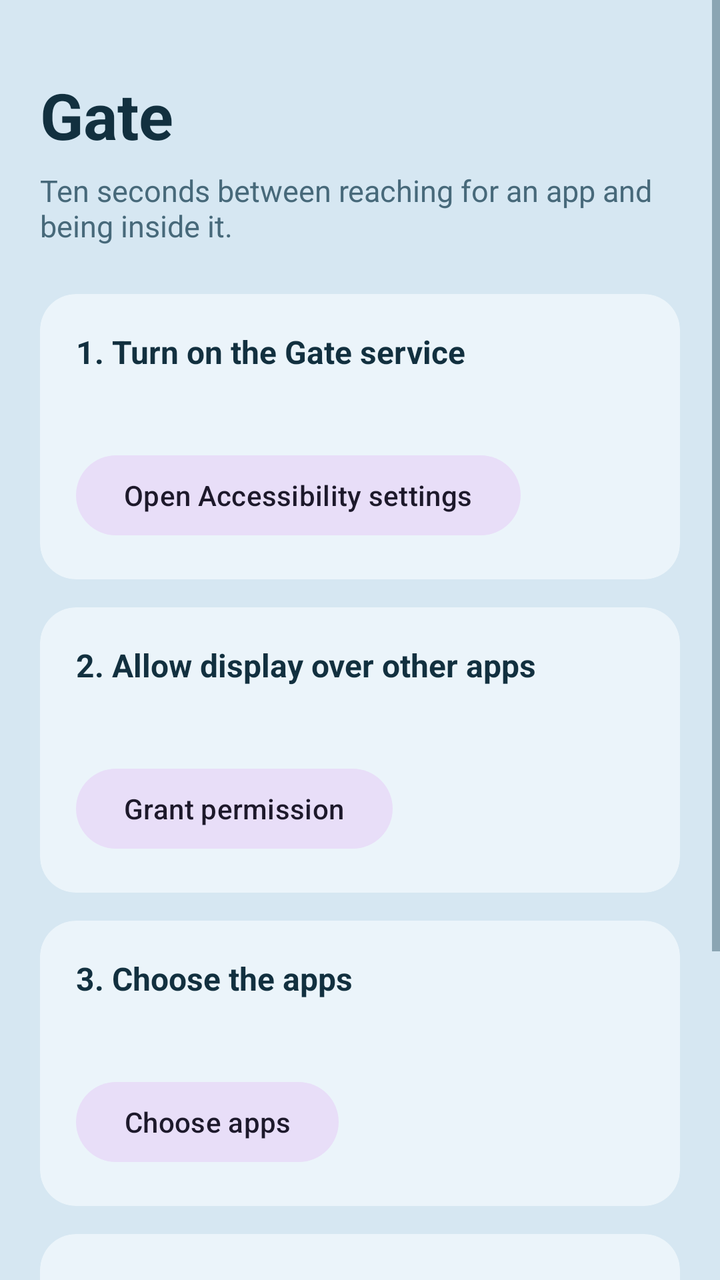
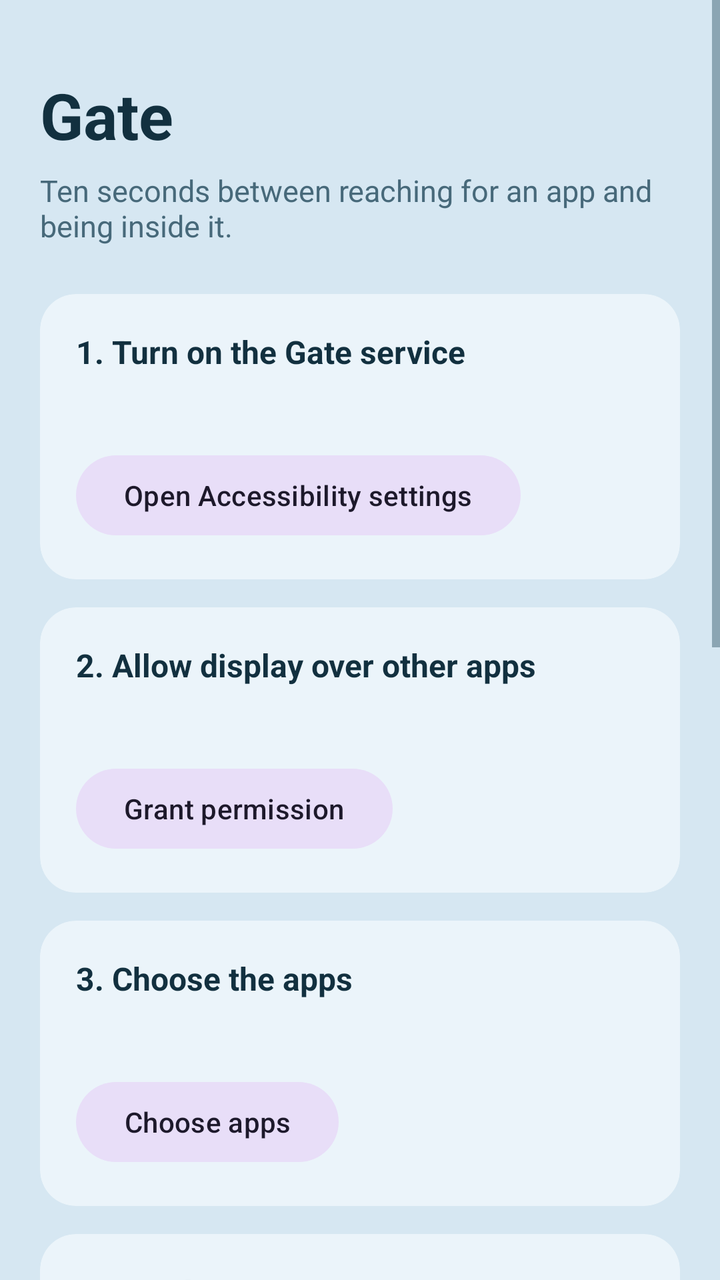

Two renders of the same Android screen: before a commit and after it. Below are the layout's source before the change and the commit's diff.
<!-- AndroidManifest.xml: application theme Theme.Gate -->
<!-- res/layout/activity_main.xml -->
<?xml version="1.0" encoding="utf-8"?>
<ScrollView xmlns:android="http://schemas.android.com/apk/res/android"
    xmlns:app="http://schemas.android.com/apk/res-auto"
    android:layout_width="match_parent"
    android:layout_height="match_parent"
    android:background="@color/gate_background"
    android:fillViewport="true">

    <LinearLayout
        android:layout_width="match_parent"
        android:layout_height="wrap_content"
        android:orientation="vertical"
        android:padding="20dp">

        <TextView
            android:layout_width="wrap_content"
            android:layout_height="wrap_content"
            android:layout_marginTop="16dp"
            android:text="@string/app_name"
            android:textColor="@color/gate_text"
            android:textSize="32sp"
            android:textStyle="bold" />

        <TextView
            android:layout_width="match_parent"
            android:layout_height="wrap_content"
            android:layout_marginTop="6dp"
            android:text="@string/main_subtitle"
            android:textColor="@color/gate_text_muted"
            android:textSize="15sp" />

        
        <com.google.android.material.card.MaterialCardView
            style="@style/Card.Gate"
            android:layout_width="match_parent"
            android:layout_height="wrap_content"
            android:layout_marginTop="24dp">

            <LinearLayout
                style="@style/CardContent.Gate"
                android:layout_width="match_parent"
                android:layout_height="wrap_content">

                <TextView
                    style="@style/CardTitle.Gate"
                    android:layout_width="match_parent"
                    android:layout_height="wrap_content"
                    android:text="@string/step_service_title" />

                <TextView
                    android:id="@+id/serviceBody"
                    style="@style/CardBody.Gate"
                    android:layout_width="match_parent"
                    android:layout_height="wrap_content" />

                <Button
                    android:id="@+id/serviceButton"
                    style="@style/Widget.Material3.Button.TonalButton"
                    android:layout_width="wrap_content"
                    android:layout_height="wrap_content"
                    android:layout_marginTop="12dp"
                    android:text="@string/step_service_button" />
            </LinearLayout>
        </com.google.android.material.card.MaterialCardView>

        
        <com.google.android.material.card.MaterialCardView
            style="@style/Card.Gate"
            android:layout_width="match_parent"
            android:layout_height="wrap_content"
            android:layout_marginTop="14dp">

            <LinearLayout
                style="@style/CardContent.Gate"
                android:layout_width="match_parent"
                android:layout_height="wrap_content">

                <TextView
                    style="@style/CardTitle.Gate"
                    android:layout_width="match_parent"
                    android:layout_height="wrap_content"
                    android:text="@string/step_overlay_title" />

                <TextView
                    android:id="@+id/overlayBody"
                    style="@style/CardBody.Gate"
                    android:layout_width="match_parent"
                    android:layout_height="wrap_content" />

                <Button
                    android:id="@+id/overlayButton"
                    style="@style/Widget.Material3.Button.TonalButton"
                    android:layout_width="wrap_content"
                    android:layout_height="wrap_content"
                    android:layout_marginTop="12dp"
                    android:text="@string/step_overlay_button" />
            </LinearLayout>
        </com.google.android.material.card.MaterialCardView>

        
        <com.google.android.material.card.MaterialCardView
            style="@style/Card.Gate"
            android:layout_width="match_parent"
            android:layout_height="wrap_content"
            android:layout_marginTop="14dp">

            <LinearLayout
                style="@style/CardContent.Gate"
                android:layout_width="match_parent"
                android:layout_height="wrap_content">

                <TextView
                    style="@style/CardTitle.Gate"
                    android:layout_width="match_parent"
                    android:layout_height="wrap_content"
                    android:text="@string/step_apps_title" />

                <TextView
                    android:id="@+id/appsBody"
                    style="@style/CardBody.Gate"
                    android:layout_width="match_parent"
                    android:layout_height="wrap_content" />

                <Button
                    android:id="@+id/appsButton"
                    style="@style/Widget.Material3.Button.TonalButton"
                    android:layout_width="wrap_content"
                    android:layout_height="wrap_content"
                    android:layout_marginTop="12dp"
                    android:text="@string/step_apps_button" />
            </LinearLayout>
        </com.google.android.material.card.MaterialCardView>

        
        <com.google.android.material.card.MaterialCardView
            style="@style/Card.Gate"
            android:layout_width="match_parent"
            android:layout_height="wrap_content"
            android:layout_marginTop="14dp">

            <LinearLayout
                style="@style/CardContent.Gate"
                android:layout_width="match_parent"
                android:layout_height="wrap_content">

                <TextView
                    style="@style/CardTitle.Gate"
                    android:layout_width="match_parent"
                    android:layout_height="wrap_content"
                    android:text="@string/settings_title" />

                <TextView
                    style="@style/CardBody.Gate"
                    android:layout_width="match_parent"
                    android:layout_height="wrap_content"
                    android:text="@string/pass_explainer" />
            </LinearLayout>
        </com.google.android.material.card.MaterialCardView>

        <Button
            android:id="@+id/previewButton"
            style="@style/Widget.Material3.Button.TextButton"
            android:layout_width="wrap_content"
            android:layout_height="wrap_content"
            android:layout_gravity="center_horizontal"
            android:layout_marginTop="16dp"
            android:text="@string/preview_button"
            android:textColor="@color/gate_accent" />
    </LinearLayout>
</ScrollView>
<!-- resources referenced by this layout -->
<resources>
  <color name="gate_accent">#1D6E8E</color>
  <color name="gate_background">#D6E7F2</color>
  <color name="gate_text">#12303F</color>
  <color name="gate_text_muted">#47697A</color>
  <string name="app_name">Gate</string>
  <string name="main_subtitle">Ten seconds between reaching for an app and being inside it.</string>
  <string name="pass_explainer">The count does not come back while you are in the app — switch screens, follow links, do whatever you came for. It returns the next time you open the app, once you have been away for half a minute.</string>
  <string name="preview_button">Preview the gate</string>
  <string name="settings_title">Once you continue</string>
  <string name="step_apps_button">Choose apps</string>
  <string name="step_apps_title">3. Choose the apps</string>
  <string name="step_overlay_button">Grant permission</string>
  <string name="step_overlay_title">2. Allow display over other apps</string>
  <string name="step_service_button">Open Accessibility settings</string>
  <string name="step_service_title">1. Turn on the Gate service</string>
  <style name="Card.Gate" parent="Widget.Material3.CardView.Filled">
          <item name="cardBackgroundColor">@color/gate_surface</item>
          <item name="cardCornerRadius">18dp</item>
          <item name="cardElevation">0dp</item>
      </style>
  <style name="CardBody.Gate">
          <item name="android:textColor">@color/gate_text_muted</item>
          <item name="android:textSize">14sp</item>
          <item name="android:lineSpacingExtra">3dp</item>
          <item name="android:layout_marginTop">6dp</item>
      </style>
  <style name="CardContent.Gate">
          <item name="android:orientation">vertical</item>
          <item name="android:padding">18dp</item>
      </style>
  <style name="CardTitle.Gate">
          <item name="android:textColor">@color/gate_text</item>
          <item name="android:textSize">16sp</item>
          <item name="android:textStyle">bold</item>
      </style>
  <style name="Theme.Gate" parent="Theme.Material3.Light.NoActionBar">
          <item name="colorPrimary">@color/gate_accent</item>
          <item name="android:windowLightStatusBar" tools:targetApi="m">true</item>
          <item name="android:windowBackground">@color/gate_background</item>
          <item name="android:statusBarColor">@color/gate_background</item>
          <item name="android:navigationBarColor">@color/gate_background</item>
          <item name="android:textColorPrimary">@color/gate_text</item>
          <item name="android:textColorSecondary">@color/gate_text_muted</item>
      </style>
  <color name="gate_surface">#EBF4FA</color>
</resources>

<!-- the commit's change to res/layout/activity_main.xml (unified diff, before → after) -->
@@ -147,6 +147,73 @@
                     style="@style/CardTitle.Gate"
                     android:layout_width="match_parent"
                     android:layout_height="wrap_content"
+                    android:text="@string/task_title" />
+
+                <RadioGroup
+                    android:id="@+id/taskGroup"
+                    android:layout_width="match_parent"
+                    android:layout_height="wrap_content"
+                    android:layout_marginTop="8dp"
+                    android:orientation="vertical">
+
+                    <com.google.android.material.radiobutton.MaterialRadioButton
+                        android:id="@+id/taskBreath"
+                        style="@style/TaskChoice"
+                        android:layout_width="match_parent"
+                        android:layout_height="wrap_content"
+                        android:text="@string/task_breath" />
+
+                    <TextView
+                        style="@style/TaskChoiceBody"
+                        android:layout_width="match_parent"
+                        android:layout_height="wrap_content"
+                        android:text="@string/task_breath_body" />
+
+                    <com.google.android.material.radiobutton.MaterialRadioButton
+                        android:id="@+id/taskMath"
+                        style="@style/TaskChoice"
+                        android:layout_width="match_parent"
+                        android:layout_height="wrap_content"
+                        android:text="@string/task_math" />
+
+                    <TextView
+                        style="@style/TaskChoiceBody"
+                        android:layout_width="match_parent"
+                        android:layout_height="wrap_content"
+                        android:text="@string/task_math_body" />
+
+                    <com.google.android.material.radiobutton.MaterialRadioButton
+                        android:id="@+id/taskPsalm"
+                        style="@style/TaskChoice"
+                        android:layout_width="match_parent"
+                        android:layout_height="wrap_content"
+                        android:text="@string/task_psalm" />
+
+                    <TextView
+                        style="@style/TaskChoiceBody"
+                        android:layout_width="match_parent"
+                        android:layout_height="wrap_content"
+                        android:text="@string/task_psalm_body" />
+                </RadioGroup>
+            </LinearLayout>
+        </com.google.android.material.card.MaterialCardView>
+
+        
+        <com.google.android.material.card.MaterialCardView
+            style="@style/Card.Gate"
+            android:layout_width="match_parent"
+            android:layout_height="wrap_content"
+            android:layout_marginTop="14dp">
+
+            <LinearLayout
+                style="@style/CardContent.Gate"
+                android:layout_width="match_parent"
+                android:layout_height="wrap_content">
+
+                <TextView
+                    style="@style/CardTitle.Gate"
+                    android:layout_width="match_parent"
+                    android:layout_height="wrap_content"
                     android:text="@string/settings_title" />
 
                 <TextView
<!-- resource entries referenced after the edit -->
@@ -15,6 +15,13 @@
   <string name="step_overlay_title">2. Allow display over other apps</string>
   <string name="step_service_button">Open Accessibility settings</string>
   <string name="step_service_title">1. Turn on the Gate service</string>
+  <string name="task_breath">Breathe for ten seconds</string>
+  <string name="task_breath_body">A line rises for five seconds and falls for five. Nothing to press.</string>
+  <string name="task_math">Solve three sums</string>
+  <string name="task_math_body">Three problems — adding, subtracting, multiplying or dividing — each answered by typing the number.</string>
+  <string name="task_psalm">Read a chapter of Tehillim</string>
+  <string name="task_psalm_body">A short chapter in Hebrew, chosen at random from the ten under 250 characters. The button to continue appears once there has been time to read it.</string>
+  <string name="task_title">The task</string>
   <style name="Card.Gate" parent="Widget.Material3.CardView.Filled">
           <item name="cardBackgroundColor">@color/gate_surface</item>
           <item name="cardCornerRadius">18dp</item>
@@ -35,6 +42,19 @@
           <item name="android:textSize">16sp</item>
           <item name="android:textStyle">bold</item>
       </style>
+  <style name="TaskChoice">
+          <item name="android:textColor">@color/gate_text</item>
+          <item name="android:textSize">15sp</item>
+          <item name="android:paddingStart">6dp</item>
+          <item name="android:minHeight">40dp</item>
+      </style>
+  <style name="TaskChoiceBody">
+          <item name="android:textColor">@color/gate_text_muted</item>
+          <item name="android:textSize">13sp</item>
+          <item name="android:lineSpacingExtra">2dp</item>
+          <item name="android:layout_marginStart">38dp</item>
+          <item name="android:layout_marginBottom">10dp</item>
+      </style>
   <style name="Theme.Gate" parent="Theme.Material3.Light.NoActionBar">
           <item name="colorPrimary">@color/gate_accent</item>
           <item name="android:windowLightStatusBar" tools:targetApi="m">true</item>
